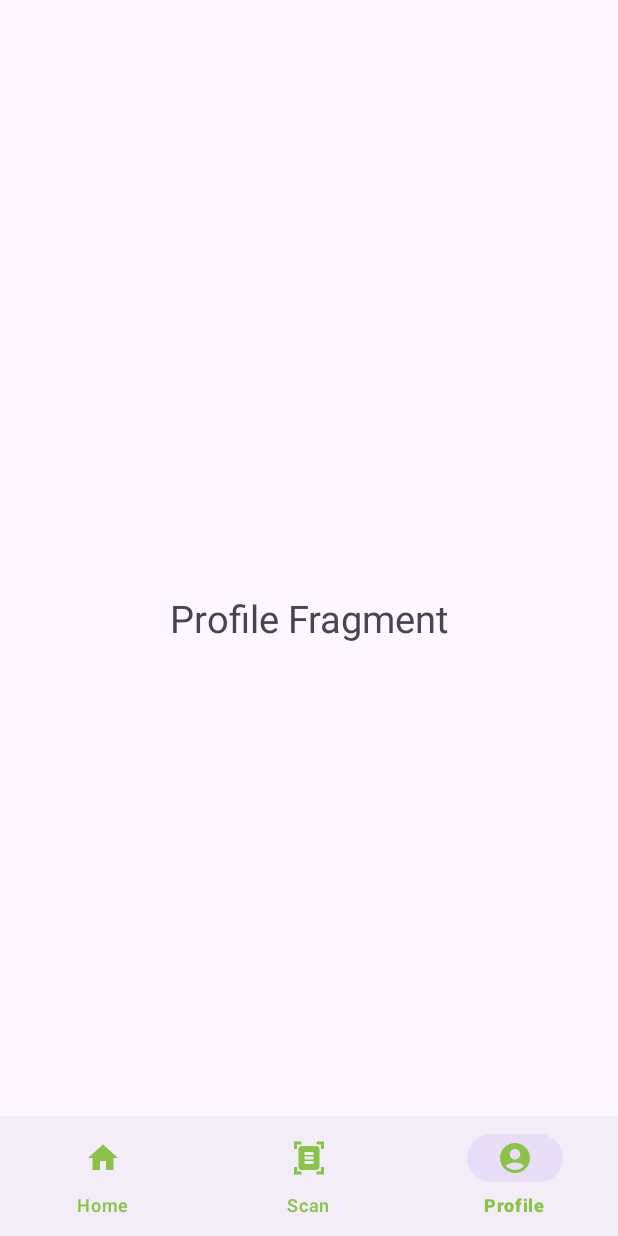
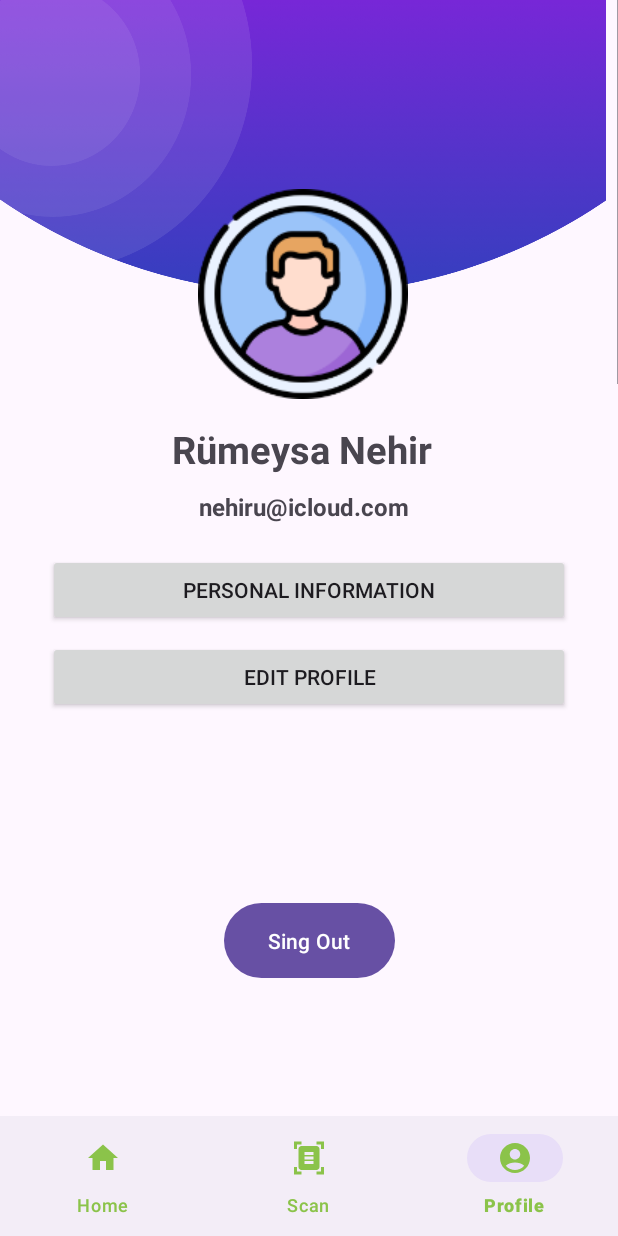
Before and after one commit to zeyneppkaa/financeApp, an Android app: the screen it shows after launch (MainActivity), item 3 of the bottom bar chosen, on a phone screen of 412 x 824 dp. Run offline under Robolectric (Android 15) with nearby library versions, the phone set to English and light mode, and no system bars; our stand-ins replace navigation-ui.

Commit message:
nehir1 : profile fragment tamamlandı

```diff
--- a/app/build.gradle.kts
+++ b/app/build.gradle.kts
@@ -36,6 +36,8 @@ android {
     kotlinOptions {
         jvmTarget = "1.8"
     }
+
+
 }
 
 dependencies {
--- a/app/src/main/java/com/example/tez/ProfileFragment.kt
+++ b/app/src/main/java/com/example/tez/ProfileFragment.kt
@@ -7,6 +7,8 @@ import android.view.View
 import android.view.ViewGroup
 
 class ProfileFragment : Fragment() {
+
+
 
     override fun onCreate(savedInstanceState: Bundle?) {
         super.onCreate(savedInstanceState)
--- /dev/null
+++ b/app/src/main/res/drawable/btn_background_1.xml
@@ -0,0 +1,9 @@
+<?xml version="1.0" encoding="utf-8"?>
+<selector xmlns:android="http://schemas.android.com/apk/res/android">
+<item>
+    <shape android:shape="rectangle">
+        <solid android:color="#ffffff"/>
+        <corners android:radius="10dp"/>
+    </shape>
+</item>
+</selector>
--- a/app/src/main/res/layout/fragment_profile.xml
+++ b/app/src/main/res/layout/fragment_profile.xml
@@ -6,14 +6,114 @@
     android:layout_height="match_parent"
     tools:context=".ProfileFragment">
 
-    <TextView
-        android:id="@+id/textView"
-        android:layout_width="wrap_content"
+    <ScrollView
+        android:id="@+id/scrollView2"
+        android:layout_width="415dp"
+        android:layout_height="353dp"
+        tools:layout_editor_absoluteX="6dp"
+        tools:layout_editor_absoluteY="6dp"
+        tools:ignore="MissingConstraints">
+
+        <LinearLayout
+            android:layout_width="match_parent"
+            android:layout_height="wrap_content"
+            android:orientation="vertical">
+
+            <androidx.constraintlayout.widget.ConstraintLayout
+                android:layout_width="match_parent"
+                android:layout_height="487dp">
+
+
+                <ImageView
+                    android:id="@+id/imageView"
+                    android:layout_width="404dp"
+                    android:layout_height="196dp"
+                    android:scaleType="fitXY"
+                    android:src="@drawable/top_background"
+                    app:layout_constraintEnd_toEndOf="parent"
+                    app:layout_constraintHorizontal_bias="0.0"
+                    app:layout_constraintStart_toStartOf="parent"
+                    app:layout_constraintTop_toTopOf="parent" />
+
+                <ImageView
+                    android:id="@+id/imageView4"
+                    android:layout_width="wrap_content"
+                    android:layout_height="wrap_content"
+                    android:src="@drawable/ic_3"
+                    app:layout_constraintBottom_toBottomOf="@+id/imageView"
+                    app:layout_constraintEnd_toEndOf="@+id/imageView"
+                    app:layout_constraintStart_toStartOf="@+id/imageView"
+                    app:layout_constraintTop_toBottomOf="@+id/imageView" />
+
+                <TextView
+                    android:id="@+id/textView2"
+                    android:layout_width="wrap_content"
+                    android:layout_height="wrap_content"
+                    android:layout_marginTop="16dp"
+                    android:text="Rümeysa Nehir"
+                    android:textSize="25sp"
+                    android:textStyle="bold"
+                    app:layout_constraintEnd_toEndOf="@+id/imageView4"
+                    app:layout_constraintHorizontal_bias="0.536"
+                    app:layout_constraintStart_toStartOf="@+id/imageView4"
+                    app:layout_constraintTop_toBottomOf="@+id/imageView4" />
+
+                <TextView
+                    android:id="@+id/textView4"
+                    android:layout_width="wrap_content"
+                    android:layout_height="wrap_content"
+                    android:layout_marginTop="10dp"
+                    android:text="nehiru@icloud.com"
+                    android:textSize="16sp"
+                    android:textStyle="bold"
+                    app:layout_constraintBottom_toBottomOf="parent"
+                    app:layout_constraintEnd_toEndOf="@+id/textView2"
+                    app:layout_constraintHorizontal_bias="0.548"
+                    app:layout_constraintStart_toStartOf="@+id/textView2"
+                    app:layout_constraintTop_toBottomOf="@+id/textView2"
+                    app:layout_constraintVertical_bias="0.0" />
+
+
+            </androidx.constraintlayout.widget.ConstraintLayout>
+
+        </LinearLayout>
+    </ScrollView>
+
+    <androidx.appcompat.widget.AppCompatButton
+        android:id="@+id/button8"
+        android:layout_width="match_parent"
         android:layout_height="wrap_content"
-        android:textSize="25sp"
-        android:text="Profile Fragment"
+        android:layout_marginStart="32dp"
+        android:layout_marginEnd="32dp"
+        android:layout_marginTop="16dp"
+        android:text="Personal Informatıon"
+        app:layout_constraintEnd_toEndOf="parent"
+        app:layout_constraintStart_toStartOf="parent"
+        app:layout_constraintTop_toBottomOf="@+id/scrollView2" />
+
+    <androidx.appcompat.widget.AppCompatButton
+        android:id="@+id/button9"
+        android:layout_width="match_parent"
+        android:layout_height="wrap_content"
+        android:text="Edıt Profıle"
+        android:layout_marginTop="10dp"
+        android:layout_marginStart="32dp"
+        android:layout_marginEnd="32dp"
+        app:layout_constraintEnd_toEndOf="parent"
+        app:layout_constraintStart_toStartOf="parent"
+        app:layout_constraintTop_toBottomOf="@+id/button8" />
+
+
+    <Button
+        android:id="@+id/button10"
+        android:layout_width="114dp"
+        android:layout_height="58dp"
+        android:layout_marginBottom="46dp"
+        android:text="Sing Out"
         app:layout_constraintBottom_toBottomOf="parent"
         app:layout_constraintEnd_toEndOf="parent"
         app:layout_constraintStart_toStartOf="parent"
-        app:layout_constraintTop_toTopOf="parent" />
+        app:layout_constraintTop_toBottomOf="@+id/button9" />
+
+
 </androidx.constraintlayout.widget.ConstraintLayout>
```
Also changed, not shown: app/src/main/res/drawable/ic_3.png (added), app/src/main/res/drawable/top_background.png (added).
